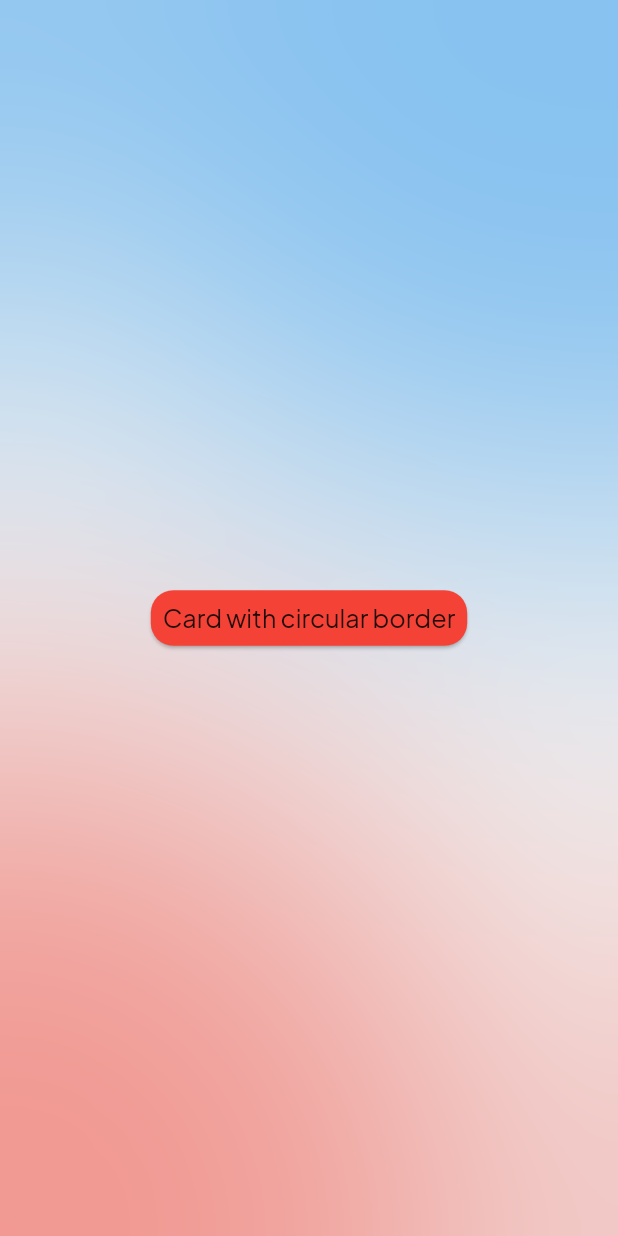
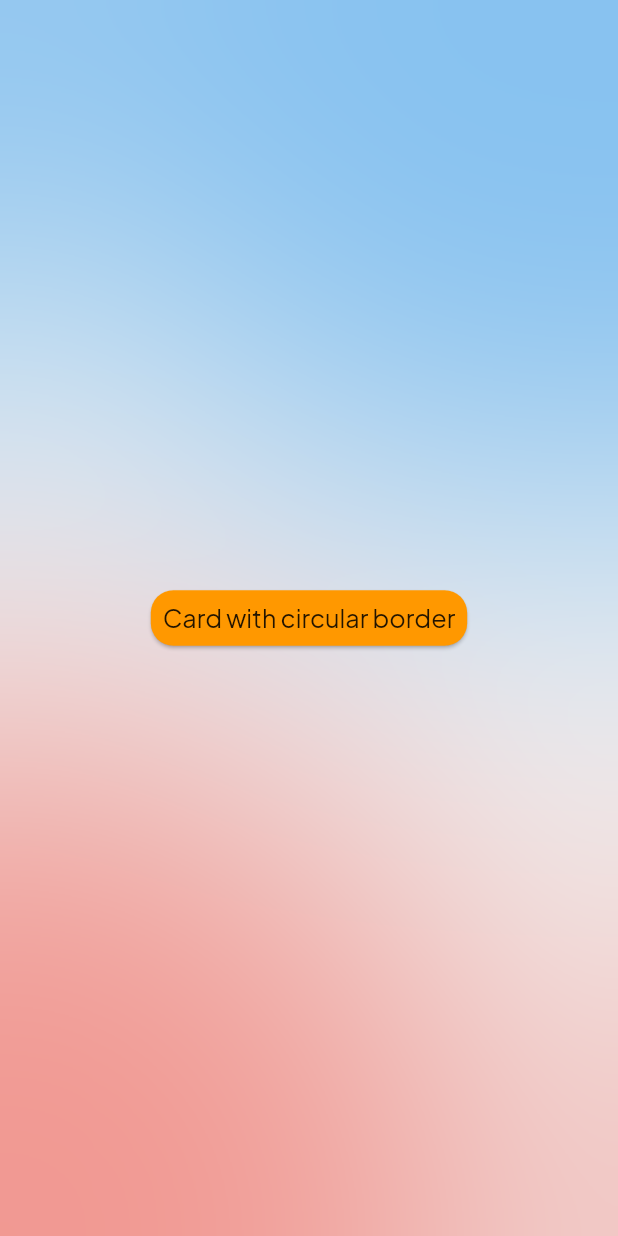
Before and after one commit to Hallis1221/Modlar, a Flutter app: the GlassBackgroundPage screen opened directly, on a phone screen of 412 x 824 dp. Run offline on Flutter 3.47's test engine with Material 2 defaults, Android fonts, the phone set to English and light mode, and no system bars; our stand-ins replace flutter_colorpicker, get_it, logger, rxdart, shared_preferences; accounts and stored records are empty; generated files the repository leaves out were written again.

Commit message:
:large_blue_circle: Update card to use theme

```diff
--- a/ukeplanr_template/lib/UI/components/forground/card.dart
+++ b/ukeplanr_template/lib/UI/components/forground/card.dart
@@ -11,7 +11,7 @@ class ClassCard extends StatelessWidget {
           shape: RoundedRectangleBorder(
             borderRadius: BorderRadius.circular(15.0),
           ),
-          color: Colors.red,
+          color: Theme.of(context).backgroundColor,
           child: Container(
             child: Padding(
               padding: const EdgeInsets.all(8.0),
```
